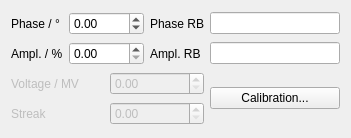
This is esme/gui/ui/tds.ui in st-walker/esme as Qt 5 draws it before an edit. The edited form follows.
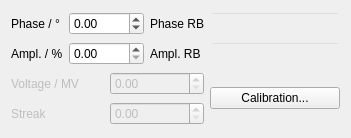
This is the edited form.

Commit message: aesthetic changes to tds panel

The edit to the form file:
```diff
--- a/esme/gui/ui/tds.ui
+++ b/esme/gui/ui/tds.ui
@@ -58,6 +58,9 @@
    </item>
    <item row="0" column="4">
     <widget class="QLineEdit" name="tds_phase_readback_line">
+     <property name="styleSheet">
+      <string notr="true">background-color: rgba(255, 255, 255, 0);</string>
+     </property>
      <property name="maxLength">
       <number>14</number>
      </property>
@@ -92,6 +95,9 @@
    </item>
    <item row="1" column="4">
     <widget class="QLineEdit" name="tds_amplitude_readback_line">
+     <property name="styleSheet">
+      <string notr="true">background-color: rgba(255, 255, 255, 0);</string>
+     </property>
      <property name="maxLength">
       <number>14</number>
      </property>
```
The commit also changes 4 other files.
